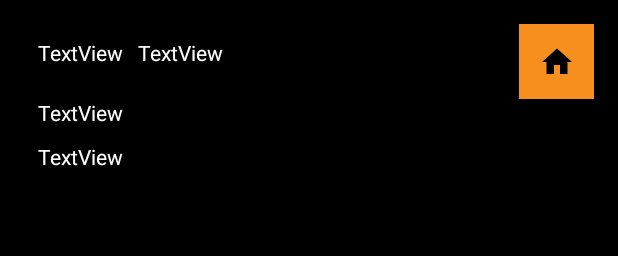
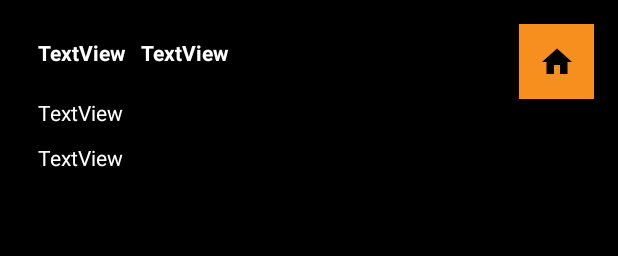
Before and after one commit to MauricioArevaloTorres/GuiaCastor2, an Android app: the layout activity_comentarios.xml on its own in the app's theme, with its tools: preview values and no code run, on a phone screen of 412 x 824 dp. Shown: the top 256 px of the screen. Run offline under Robolectric (Android 15) with nearby library versions, the phone set to English and light mode, and no system bars.

Commit message:
agregado icono

```diff
--- a/app/src/main/AndroidManifest.xml
+++ b/app/src/main/AndroidManifest.xml
@@ -4,7 +4,7 @@
 
     <application
         android:allowBackup="true"
-        android:icon="@mipmap/ic_launcher"
+        android:icon="@drawable/castor"
         android:label="@string/app_name"
         android:roundIcon="@mipmap/ic_launcher_round"
         android:supportsRtl="true"
--- a/app/src/main/res/layout/activity_comentarios.xml
+++ b/app/src/main/res/layout/activity_comentarios.xml
@@ -15,6 +15,7 @@
         android:layout_marginTop="25dp"
         android:text="TextView"
         android:textColor="@color/blanco"
+        android:textStyle="bold"
         app:layout_constraintStart_toStartOf="parent"
         app:layout_constraintTop_toTopOf="parent" />
 
@@ -26,13 +27,14 @@
         android:layout_marginTop="25dp"
         android:text="TextView"
         android:textColor="@color/blanco"
+        android:textStyle="bold"
         app:layout_constraintStart_toEndOf="@+id/txt_name"
         app:layout_constraintTop_toTopOf="parent" />
 
     <TextView
         android:id="@+id/txt_id"
         android:layout_width="wrap_content"
-        android:layout_height="19dp"
+        android:layout_height="20dp"
 
         android:layout_marginStart="25dp"
         android:layout_marginTop="10dp"
@@ -44,7 +46,7 @@
     <TextView
         android:id="@+id/txt_area"
         android:layout_width="wrap_content"
-        android:layout_height="wrap_content"
+        android:layout_height="20dp"
         android:layout_marginStart="25dp"
         android:layout_marginTop="10dp"
         android:text="TextView"
```
